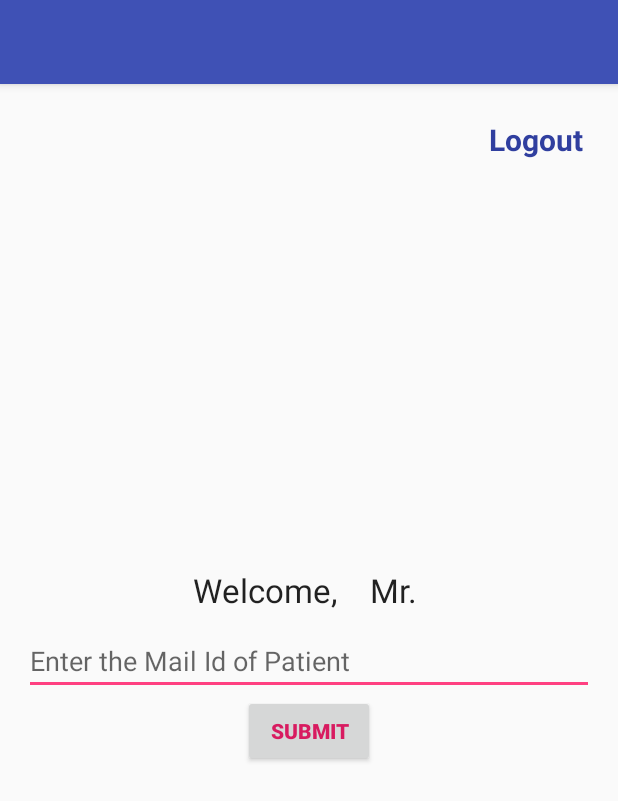
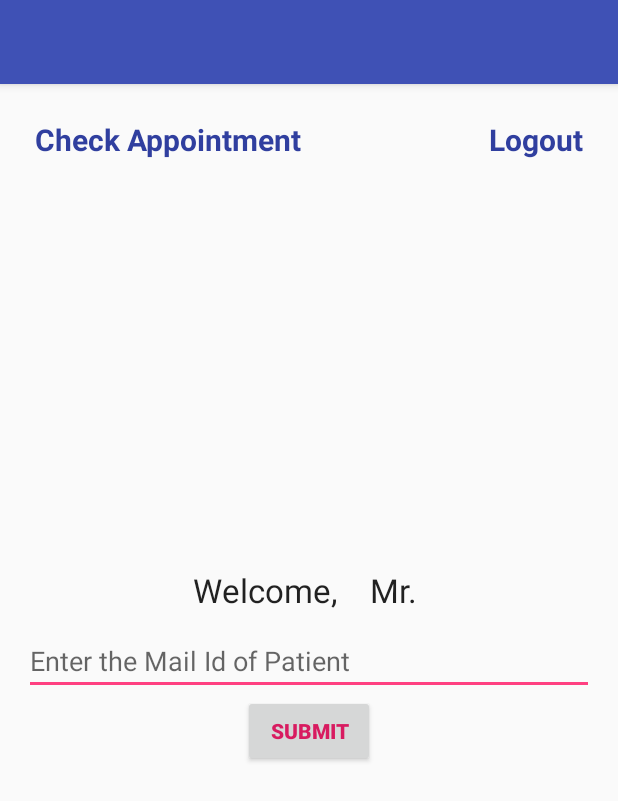
Before and after one commit to karanjuneja1106/Codeutsava, an Android app: the HomeScreenDoctor screen opened directly, with no data from a screen before it, on a phone screen of 412 x 824 dp. Shown: the top 801 px of the screen. Run offline under Robolectric (Android 15) with nearby library versions, the phone set to English and light mode, and no system bars; 2 statements that could not run were skipped.

Commit message:
Activity to see appointment is made

```diff
--- a/doctor/app/build.gradle
+++ b/doctor/app/build.gradle
@@ -27,4 +27,5 @@ dependencies {
     compile 'com.android.support:appcompat-v7:25.0.1'
     testCompile 'junit:junit:4.12'
     compile 'com.android.support:design:25.1.1'
+    compile 'com.google.code.gson:gson:2.6.2'
 }
--- a/doctor/app/src/main/AndroidManifest.xml
+++ b/doctor/app/src/main/AndroidManifest.xml
@@ -3,7 +3,7 @@
     package="org.nullpointer.doctor">
 
     <uses-permission android:name="android.permission.INTERNET" />
-    <uses-permission android:name="android.permission.ACCESS_NETWORK_STATE"/>
+    <uses-permission android:name="android.permission.ACCESS_NETWORK_STATE" />
 
     <application
         android:allowBackup="true"
@@ -22,7 +22,8 @@
         <activity android:name=".HomeScreenDoctor" />
         <activity android:name=".diagnosisScreen" />
         <activity android:name=".enterDiagnosisDetails" />
-        <activity android:name=".medicalHistoryDiagnosisScreen"/>
+        <activity android:name=".medicalHistoryDiagnosisScreen" />
+        <activity android:name=".AppointmentScreen"></activity>
     </application>
 
 </manifest>
--- a/doctor/app/src/main/java/org/nullpointer/doctor/HomeScreenDoctor.java
+++ b/doctor/app/src/main/java/org/nullpointer/doctor/HomeScreenDoctor.java
@@ -28,6 +28,7 @@ public class HomeScreenDoctor extends AppCompatActivity {
     String userIdImportedString = "", mail_id_client_String = "",doctorNameImportedString = "";
     TextInputEditText mail_id_client;
     TextView welcomeDoc;
+    get_Appointment get_appointment;
 
     @Override
     protected void onCreate(Bundle savedInstanceState) {
@@ -43,11 +44,16 @@ public class HomeScreenDoctor extends AppCompatActivity {
         mail_id_client = (TextInputEditText) findViewById(R.id.mail_id_home_screen_doctor);
         welcomeDoc = (TextView) findViewById(R.id.welocome_doc);
         welcomeDoc.setText("Welcome,    Mr. " + doctorNameImportedString);
+        get_appointment = new get_Appointment(this, userIdImportedString);
     }
 
     public void logout(View view){
         Intent intent = new Intent(this,loginAsDoctor.class);
         startActivity(intent);
+    }
+
+    public void appointment(View view){
+        get_appointment.goToAppointmentScreen();
     }
 
     public void checkIfMailIdExist(View view){
--- /dev/null
+++ b/doctor/app/src/main/java/org/nullpointer/doctor/get_Appointment.java
@@ -0,0 +1,126 @@
+package org.nullpointer.doctor;
+
+import android.content.Context;
+import android.content.Intent;
+import android.os.AsyncTask;
+
+import java.io.BufferedReader;
+import java.io.BufferedWriter;
+import java.io.IOException;
+import java.io.InputStream;
+import java.io.InputStreamReader;
+import java.io.OutputStream;
+import java.io.OutputStreamWriter;
+import java.net.HttpURLConnection;
+import java.net.MalformedURLException;
+import java.net.URL;
+import java.net.URLEncoder;
+
+/**
+ * Created by Deepanshu on 04-Feb-17.
+ */
+
+public class get_Appointment {
+    String JSON_STRING;
+    Context context;
+
+    get_Appointment(Context context, String userId) {
+        this.context = context;
+
+        BackgroundTask bt = new BackgroundTask(context);
+        bt.execute(userId);
+
+    }
+
+    public void goToAppointmentScreen() {
+
+        if(JSON_STRING==null){
+            Message.message(context, "Appointment not loaded successfully... ");
+        }
+        else if (JSON_STRING == "") {
+            Message.message(context, "No Appointment Available");
+        } else {
+            Intent intent = new Intent(context, AppointmentScreen.class);
+            intent.putExtra("JSON_STRING", JSON_STRING);
+            context.startActivity(intent);
+        }
+
+    }
+
+    public class BackgroundTask extends AsyncTask<String, Void, String> {
+        String jsonGetMedicalHistoryURL;
+        Context context;
+
+        BackgroundTask(Context context) {
+            this.context = context;
+        }
+
+        @Override
+        protected void onPreExecute() {
+            jsonGetMedicalHistoryURL = "http://172.16.20.45/jsonGetAppointment.php";
+        }
+
+        @Override
+        protected String doInBackground(String... params) {
+            String DOC_USER_ID = params[0];
+
+            try {
+                URL url = new URL(jsonGetMedicalHistoryURL);
+                HttpURLConnection httpURLConnection = (HttpURLConnection) url.openConnection();
+                httpURLConnection.setRequestMethod("POST");
+                httpURLConnection.setDoOutput(true);
+                httpURLConnection.setDoInput(true);
+                OutputStream outputStream = httpURLConnection.getOutputStream();
+                BufferedWriter bufferedWriter = new BufferedWriter(new OutputStreamWriter(outputStream, "UTF-8"));
+
+                String data = URLEncoder.encode("DOC_USER_ID", "UTF-8") + "=" + URLEncoder.encode(DOC_USER_ID, "UTF-8");
+
+                bufferedWriter.write(data);
+                bufferedWriter.flush();
+                bufferedWriter.close();
+                outputStream.close();
+
+                InputStream inputStream = httpURLConnection.getInputStream();
+                BufferedReader bufferedReader = new BufferedReader(new InputStreamReader(inputStream, "iso-8859-1"));
+                StringBuilder stringBuilder = new StringBuilder();
+                while ((JSON_STRING = bufferedReader.readLine()) != null) {
+
+                    stringBuilder.append(JSON_STRING + "\n");
+                }
+                bufferedReader.close();
+                inputStream.close();
+                httpURLConnection.disconnect();
+
+                return stringBuilder.toString().trim();
+
+                ////////////////////////////////////////
+//                String response = "";
+//                String line = "";
+//                while ((line=bufferedReader.readLine())!=null){
+//                    response += line;
+//                }
+//                bufferedReader.close();
+//                inputStream.close();
+//                httpURLConnection.disconnect();
+//                return response.trim();
+                ///////////////////////////////////////
+
+            } catch (MalformedURLException e) {
+                e.printStackTrace();
+            } catch (IOException e) {
+                e.printStackTrace();
+            }
+            return null;
+        }
+
+        @Override
+        protected void onProgressUpdate(Void... avoid) {
+            super.onProgressUpdate(avoid);
+        }
+
+        @Override
+        protected void onPostExecute(String result) {
+            JSON_STRING = result;
+        }
+    }
+}
--- a/doctor/app/src/main/res/layout/activity_home_screen_doctor.xml
+++ b/doctor/app/src/main/res/layout/activity_home_screen_doctor.xml
@@ -22,6 +22,20 @@
         android:layout_alignParentTop="true"
         android:layout_alignParentEnd="true"
         android:layout_alignParentRight="true" />
+
+    <TextView
+        android:id="@+id/appointment"
+        android:layout_width="wrap_content"
+        android:layout_height="wrap_content"
+        android:onClick="appointment"
+        android:text="Check Appointment"
+        android:padding="7dp"
+        android:textAlignment="center"
+        android:textColor="#303f9f"
+        android:textSize="20dp"
+        android:textStyle="bold"
+        android:layout_alignParentTop="true"
+        android:layout_alignParentLeft="true" />
 
     <LinearLayout
         android:layout_width="match_parent"
```
Also changed, not shown: doctor/app/src/main/java/org/nullpointer/doctor/Appointment.java (added, +21 -0 lines), doctor/app/src/main/java/org/nullpointer/doctor/AppointmentAdapter.java (added, +69 -0 lines), doctor/app/src/main/java/org/nullpointer/doctor/AppointmentScreen.java (added, +53 -0 lines), doctor/app/src/main/res/layout/activity_appointment_screen.xml (added, +40 -0 lines), doctor/app/src/main/res/layout/layout_appointment.xml (added, +20 -0 lines).
